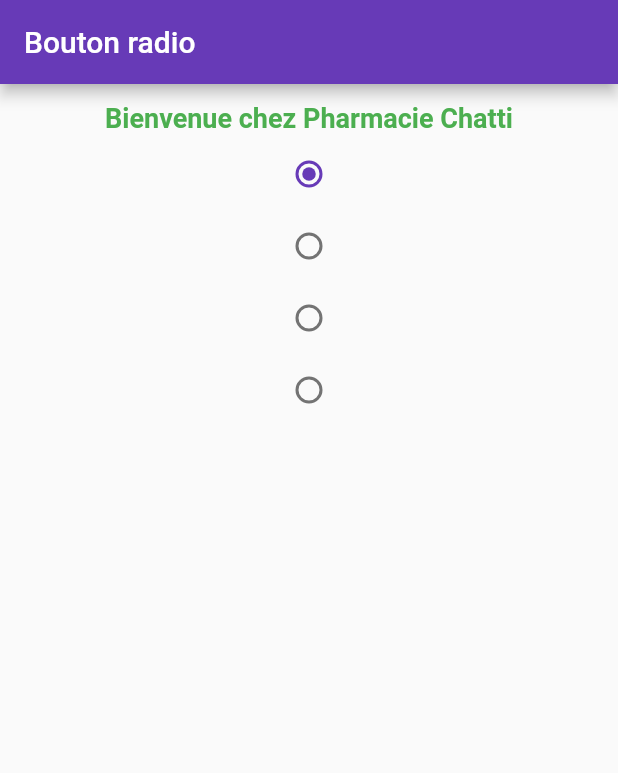
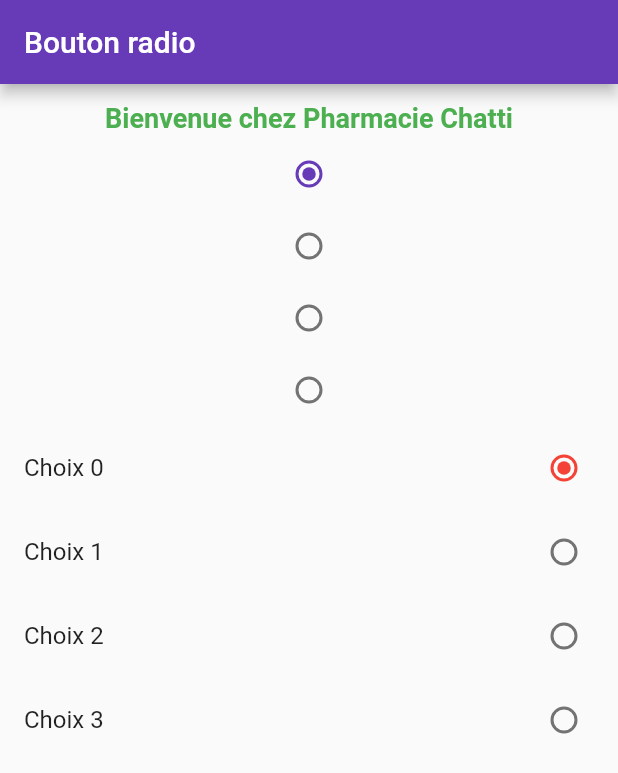
Before and after one commit to JamelChatti/NewProject, a Flutter app: the screen it shows after launch, on a phone screen of 412 x 824 dp. Shown: the top 773 px of the screen. Run offline on Flutter 3.47's test engine with Material 2 defaults, Android fonts, the phone set to English and light mode, and no system bars.

Commit message:
Bouton Radio2

```diff
--- a/lib/main.dart
+++ b/lib/main.dart
@@ -44,7 +44,19 @@ class _GestionFactureState extends State<GestionFacture> {
     }
       Column column =Column(children: _Button_radio,);
       return column;
-
+  }
+  Widget radioList(){
+    List<Widget> _Button_radio_List = new List();
+    for(int i =0; i<4; i++){
+      _Button_radio_List.add(
+          RadioListTile(value:i, groupValue: val2 , onChanged:change2 ,
+            activeColor: Colors.red,
+          controlAffinity: ListTileControlAffinity.trailing,
+          title: Text('Choix $i'),)
+      );
+    }
+    Column column =Column(children: _Button_radio_List,);
+    return column;
   }
 
   @override
@@ -71,6 +83,7 @@ class _GestionFactureState extends State<GestionFacture> {
                     ),
               ),
                 radio(),
+              radioList(),
             ],
           ),
         ));
```
